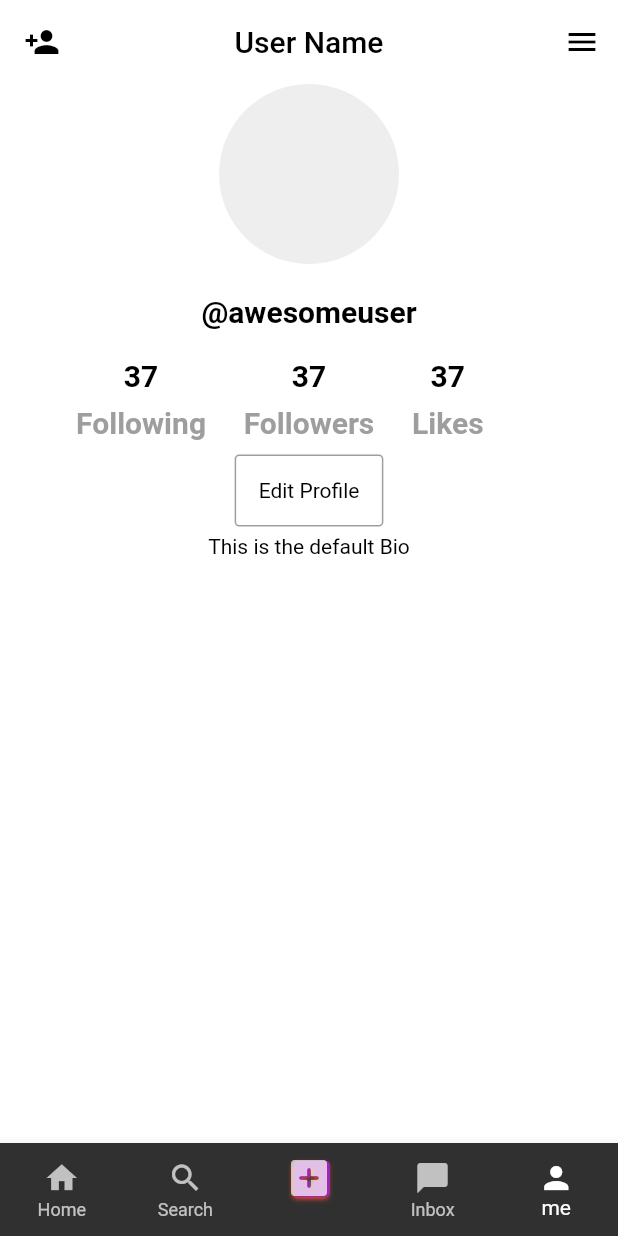
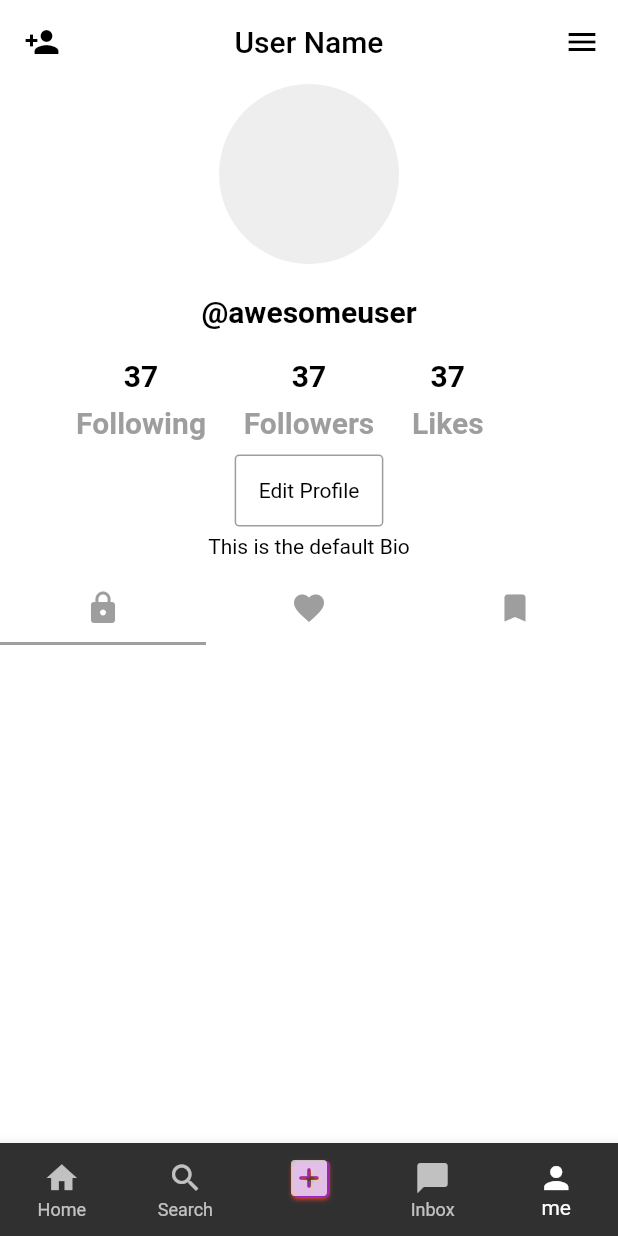
Before and after one commit to liyuKnow/flutter-tiktok-ui, a Flutter app: the screen it shows after launch, item 5 of the bottom bar chosen, on a phone screen of 412 x 824 dp. Run offline on Flutter 3.47's test engine with Material 2 defaults, Android fonts, the phone set to English and light mode, and no system bars; our stand-ins replace file_picker, permission_handler.

Commit message:
added tabs bar

```diff
--- a/lib/src/pages/me/me.dart
+++ b/lib/src/pages/me/me.dart
@@ -5,7 +5,9 @@ class MePage extends StatelessWidget {
 
   @override
   Widget build(BuildContext context) {
-    return Scaffold(
+    return DefaultTabController(
+      length: 3,
+      child: Scaffold(
         backgroundColor: Colors.white,
         appBar: AppBar(
             leading: const Icon(
@@ -34,8 +36,8 @@ class MePage extends StatelessWidget {
             Container(
               height: 120,
               width: 120,
-            decoration:
-                BoxDecoration(shape: BoxShape.circle, color: Colors.grey[200]),
+              decoration: BoxDecoration(
+                  shape: BoxShape.circle, color: Colors.grey[200]),
             ),
 
             // USERNAME
@@ -184,8 +186,37 @@ class MePage extends StatelessWidget {
             //     ),
             //   ],
             // ),
+
             // DEFAULT TAB CONTROLLER
+            const TabBar(indicatorColor: Colors.grey, tabs: [
+              Tab(
+                icon: Icon(
+                  Icons.lock,
+                  color: Colors.grey,
+                ),
+              ),
+              Tab(
+                icon: Icon(
+                  Icons.favorite,
+                  color: Colors.grey,
+                ),
+              ),
+              Tab(
+                icon: Icon(
+                  Icons.bookmark,
+                  color: Colors.grey,
+                ),
+              ),
+            ]),
+
+            // Expanded(
+            //     child: TabBarView(children: [
+            //   // VideosTab(),
+            //   // LikedVideosTab(),
+            //   // BookmarksTab(),
+            // ]))
           ],
+        ),
       ),
     );
   }
```
Lines whose indentation alone changed are shown as unchanged.
